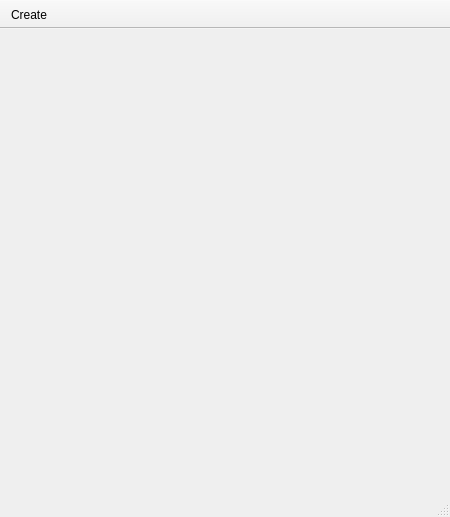
Above: mainwindow.ui from Konano/Programming-Training-QtMCS before the change. Below: the same form after it.
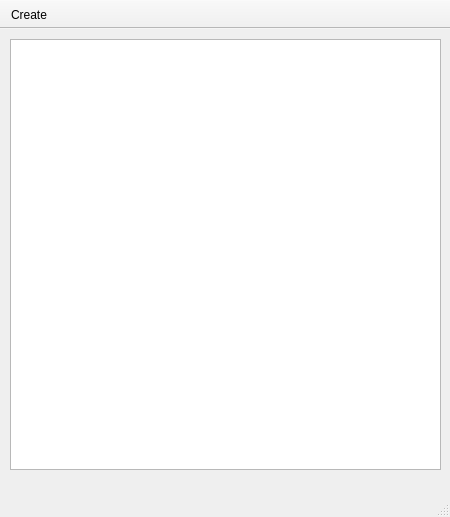
That is the form after the change.

Patch:
```diff
--- a/mainwindow.ui
+++ b/mainwindow.ui
@@ -13,7 +13,18 @@
   <property name="windowTitle">
    <string>MainWindow</string>
   </property>
-  <widget class="QWidget" name="centralWidget"/>
+  <widget class="QWidget" name="centralWidget">
+   <widget class="QGraphicsView" name="graphicsView">
+    <property name="geometry">
+     <rect>
+      <x>10</x>
+      <y>10</y>
+      <width>431</width>
+      <height>431</height>
+     </rect>
+    </property>
+   </widget>
+  </widget>
   <widget class="QMenuBar" name="menuBar">
    <property name="geometry">
     <rect>
```
